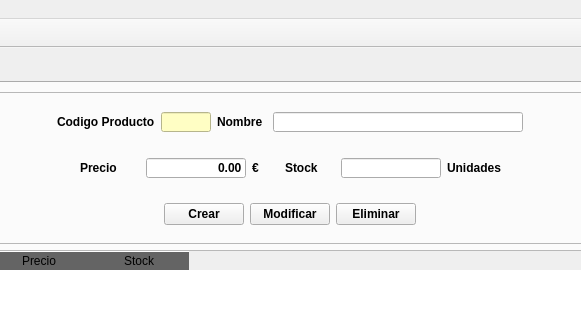
The window that templates/mainWindow.ui (Sierrowsky/SierraPerezR) describes before a commit, drawn with Qt 5; both pictures show x 232 to 813 and y 0 to 328 of the 1024 by 768 pixel window.
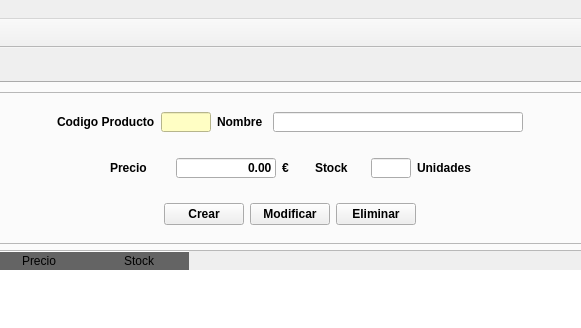
The same window after the commit. Icons and pictures are not drawn.

Patch:
```diff
--- a/templates/mainWindow.ui
+++ b/templates/mainWindow.ui
@@ -1031,13 +1031,13 @@
                 <widget class="QLineEdit" name="leStock">
                  <property name="minimumSize">
                   <size>
-                   <width>100</width>
+                   <width>20</width>
                    <height>20</height>
                   </size>
                  </property>
                  <property name="maximumSize">
                   <size>
-                   <width>100</width>
+                   <width>40</width>
                    <height>20</height>
                   </size>
                  </property>
```
Left out of the diff: 6 changed lines with no effect on the pictures.
